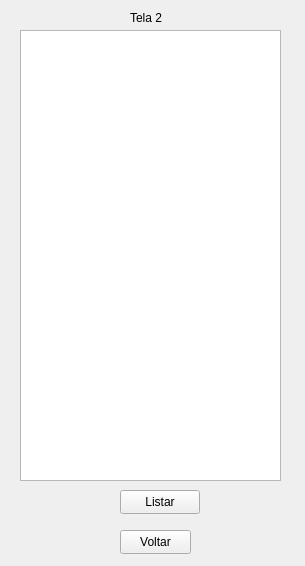
rdalmarco/ddm, file listarVeiculo.ui: the form before one commit.
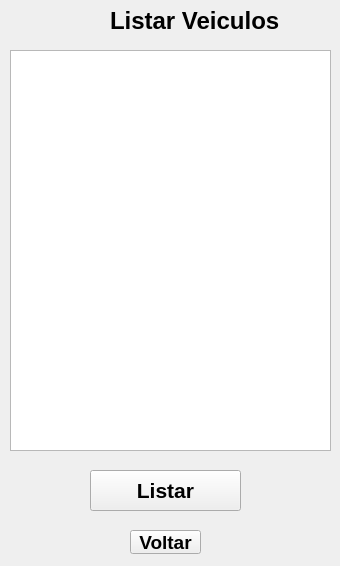
The form after the commit.

```diff
--- a/listarVeiculo.ui
+++ b/listarVeiculo.ui
@@ -6,7 +6,7 @@
    <rect>
     <x>0</x>
     <y>0</y>
-    <width>305</width>
+    <width>340</width>
     <height>566</height>
    </rect>
   </property>
@@ -16,25 +16,40 @@
   <widget class="QLabel" name="label">
    <property name="geometry">
     <rect>
-     <x>130</x>
+     <x>110</x>
      <y>10</y>
-     <width>61</width>
-     <height>16</height>
+     <width>181</width>
+     <height>21</height>
     </rect>
    </property>
+   <property name="font">
+    <font>
+     <pointsize>18</pointsize>
+     <bold>true</bold>
+    </font>
+   </property>
    <property name="text">
-    <string>Tela 2</string>
+    <string>Listar Veiculos</string>
+   </property>
+   <property name="textFormat">
+    <enum>Qt::PlainText</enum>
    </property>
   </widget>
   <widget class="QPushButton" name="pushButton">
    <property name="geometry">
     <rect>
-     <x>120</x>
+     <x>130</x>
      <y>530</y>
      <width>71</width>
      <height>24</height>
     </rect>
    </property>
+   <property name="font">
+    <font>
+     <pointsize>14</pointsize>
+     <bold>true</bold>
+    </font>
+   </property>
    <property name="text">
     <string>Voltar</string>
    </property>
@@ -42,22 +57,34 @@
   <widget class="QTextBrowser" name="textBrowser">
    <property name="geometry">
     <rect>
-     <x>20</x>
-     <y>30</y>
-     <width>261</width>
-     <height>451</height>
+     <x>10</x>
+     <y>50</y>
+     <width>321</width>
+     <height>401</height>
     </rect>
    </property>
+   <property name="font">
+    <font>
+     <pointsize>16</pointsize>
+     <bold>true</bold>
+    </font>
+   </property>
   </widget>
   <widget class="QPushButton" name="pushButton_2">
    <property name="geometry">
     <rect>
-     <x>120</x>
-     <y>490</y>
-     <width>80</width>
-     <height>24</height>
+     <x>90</x>
+     <y>470</y>
+     <width>151</width>
+     <height>41</height>
     </rect>
    </property>
+   <property name="font">
+    <font>
+     <pointsize>16</pointsize>
+     <bold>true</bold>
+    </font>
+   </property>
    <property name="text">
     <string>Listar</string>
    </property>
```
